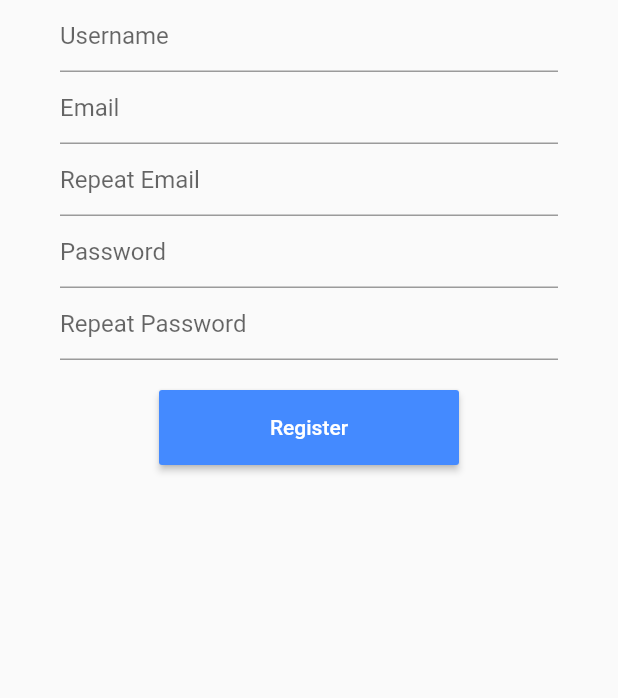
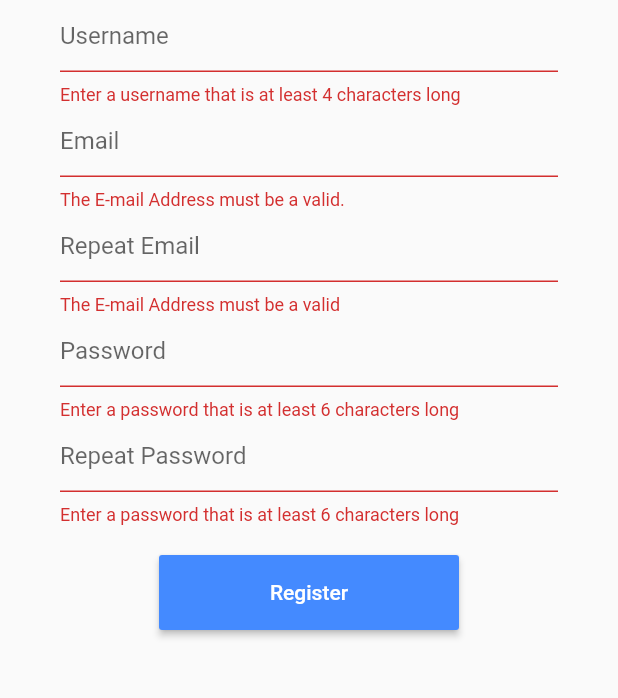
Before and after one commit to kyczawon/flutter_ic_fantasy_football, a Flutter app: the screen it shows after launch, after a tap on "Register", on a phone screen of 412 x 824 dp, the part 324-1022 px from its top. Run offline on Flutter 3.47's test engine with Material 2 defaults, Android fonts, the phone set to English and light mode, and no system bars; our stand-ins replace flushbar.

Commit message:
add register functionality

```diff
--- a/lib/login_view.dart
+++ b/lib/login_view.dart
@@ -24,7 +24,9 @@ class _LoginViewState extends State<LoginView> {
   @override
   Widget build(BuildContext context) {
     return Scaffold(
-      body: Builder(
+      body: Scrollbar(
+        child: SingleChildScrollView(
+          child: Builder(
           builder: (context) => Container(
             padding: const EdgeInsets.all(40.0),
             child: new Form(
@@ -100,6 +102,8 @@ class _LoginViewState extends State<LoginView> {
             ),
           ),
          )
+        )
+      )
     );
   }
 }
--- a/lib/player_disabled_drag_view.dart
+++ b/lib/player_disabled_drag_view.dart
@@ -37,7 +37,7 @@ class _PlayerDisabledDragViewState extends State<PlayerDisabledDragView> {
                   ),
                   Container(
                     color: Colors.green,
-                    child: Text(widget.player.points.toString(), textAlign: TextAlign.center),
+                    child: Text(widget.player.points.toString() + "|" + widget.player.pointsWeek.toString(), textAlign: TextAlign.center),
                   ),
                 ],
               )
--- a/lib/register_view.dart
+++ b/lib/register_view.dart
@@ -3,7 +3,7 @@
  * If you get hold of this code you probably found it on github ;)
  */
 import 'package:flutter/material.dart';
-import 'package:validate/validate.dart';
+import 'package:ic_fantasy_football/controller/internet_async.dart';
 
 
 class RegisterView extends StatefulWidget {
@@ -13,29 +13,35 @@ class RegisterView extends StatefulWidget {
 
 class _RegisterViewState extends State<RegisterView> {
 
-//  String _validateEmail(String value) {
-//    if (!Validate.isEmail(value)) {
-//      return 'The E-mail Address must be a valid email address.';
-//    }
-//
-//    return null;
-//  }
+  String _username, _email, _password;
+  bool _buttonEnabled = true;
 
-  String _validatePassword(String value) {
-    if (value.length < 8) {
-      return 'The Password must be at least 8 characters.';
+  TextEditingController controller = TextEditingController();
+  TextEditingController controller2 = TextEditingController();
+
+  String _validateEmail(String value) {
+    final RegExp emailRegEx= RegExp("^([0-9a-zA-Z]([-.+\\w]*[0-9a-zA-Z])*@([0-9a-zA-Z][-\\w]*[0-9a-zA-Z]\\.)+[a-zA-Z]{2,9})\$");
+    if (!emailRegEx.hasMatch(value)) {
+      return 'The E-mail Address must be a valid.';
     }
 
     return null;
   }
+  final _formKey = GlobalKey<FormState>();
+
+
+  Widget _register = Text("Register");
 
   @override
   Widget build(BuildContext context) {
     return Scaffold(
       appBar: AppBar(title: Text("IC Fantasy Football"),),
-      body: Container(
+      body: Scrollbar(
+        child: SingleChildScrollView(
+          child: Builder(builder: (context) => Container(
             padding: const EdgeInsets.all(40.0),
             child: new Form(
+              key: _formKey,
               autovalidate: true,
               child: new Column(
                 mainAxisAlignment: MainAxisAlignment.start,
@@ -49,30 +55,65 @@ class _RegisterViewState extends State<RegisterView> {
                           hintText: "Username", fillColor: Colors.white
                       ),
                       keyboardType: TextInputType.emailAddress,
+                      onSaved: (string) => _username = string,
+                      validator: (value) {
+                        if (value.length < 4) {
+                          return 'Enter a username that is at least 4 characters long';
+                        } else if (value.length > 29) {
+                          return 'Enter a username that is at least 4 characters long';
+                        }
+                      }
                   ),
                   new TextFormField(
+                    controller: controller2,
                     decoration: new InputDecoration(
                         hintText: "Email", fillColor: Colors.white),
-                obscureText: true,
                     keyboardType: TextInputType.text,
+                    onSaved: (string) => _email = string,
+                    validator: _validateEmail,
                   ),
                   new TextFormField(
                     decoration: new InputDecoration(
                         hintText: "Repeat Email", fillColor: Colors.white),
-                obscureText: true,
                     keyboardType: TextInputType.text,
+                    validator: (value) {
+                      final RegExp emailRegEx= RegExp("^([0-9a-zA-Z]([-.+\\w]*[0-9a-zA-Z])*@([0-9a-zA-Z][-\\w]*[0-9a-zA-Z]\\.)+[a-zA-Z]{2,9})\$");
+                      if (!emailRegEx.hasMatch(value)) {
+                        return 'The E-mail Address must be a valid';
+                      } else if (value != controller2.text) {
+                        return 'Emails do not match';
+                      }
+                    },
                   ),
                   new TextFormField(
                       decoration: new InputDecoration(
                           hintText: "Password", fillColor: Colors.white),
                       obscureText: true,
+                      controller: controller,
                       keyboardType: TextInputType.text,
+                      onSaved: (string) => _password = string,
+                      validator: (value) {
+                        if (value.length < 6) {
+                          return 'Enter a password that is at least 6 characters long';
+                        } else if (value.length > 29) {
+                          return 'Enter a password that is at most 29 characters long';
+                        }
+                      }
                   ),
                   new TextFormField(
                       decoration: new InputDecoration(
                           hintText: "Repeat Password", fillColor: Colors.white),
                       obscureText: true,
                       keyboardType: TextInputType.text,
+                      validator: (value) {
+                        if (value.length < 6) {
+                          return 'Enter a password that is at least 6 characters long';
+                        } else if (value.length > 29) {
+                          return 'Enter a password that is at most 29 characters long';
+                        } else if (value != controller.text) {
+                          return 'Passwords do not match';
+                        }
+                      }
                   ),
                   new Padding(
                     padding: const EdgeInsets.only(top: 20.0),
@@ -83,13 +124,36 @@ class _RegisterViewState extends State<RegisterView> {
                     color: Colors.blueAccent,
                     splashColor: Colors.teal,
                     textColor: Colors.white,
-                child: Text("Register"),
-                onPressed: () {},
+                    child: _register ,
+                    onPressed: () {
+                      // Validate will return true if the form is valid, or false if
+                      // the form is invalid.
+                      if (_formKey.currentState.validate() && _buttonEnabled) {
+                        _formKey.currentState.save();
+                        setState(() {
+                          _register = FutureBuilder(
+                            future: InternetAsync().addUser(context, _username, _email.toLowerCase(), _password),
+                            builder: (context, snapshot) {
+                              if (snapshot.connectionState == ConnectionState.done) {
+                                _buttonEnabled = true;
+                                return Text("Register");
+                              }
+                              // By default, show a loading spinner and disable button
+                              _buttonEnabled = false;
+                              return CircularProgressIndicator();
+                            },
+                          );
+                        });
+                      }
+                    }
                   )
                 ],
               ),
             ),
           ),
+        )
+      )
+      )
     );
   }
 }
--- a/pubspec.yaml
+++ b/pubspec.yaml
@@ -2,6 +2,7 @@ name: ic_fantasy_football
 description: IC Fantasy Football
 
 dependencies:
+  flushbar: ^0.9.2
   flutter:
     sdk: flutter
   validate: ^1.7.0
```
Also changed, not shown: lib/controller/internet_async.dart (+59 -1 lines), lib/team_display_view.dart (+6 -6 lines), lib/team_other_display_view.dart (+6 -6 lines), assets/pitch.jpg, pubspec.lock. Lines whose indentation alone changed are shown as unchanged.
